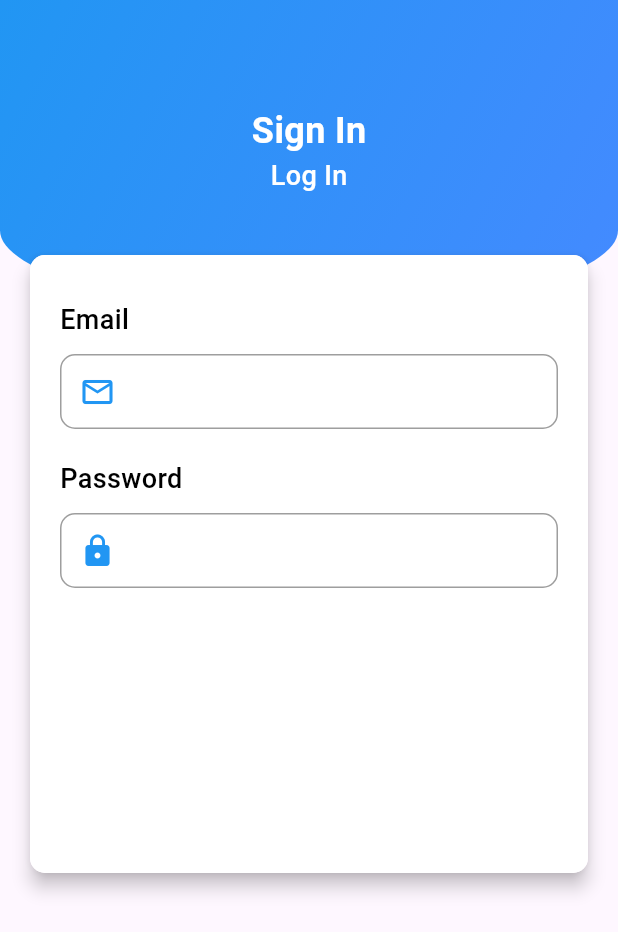
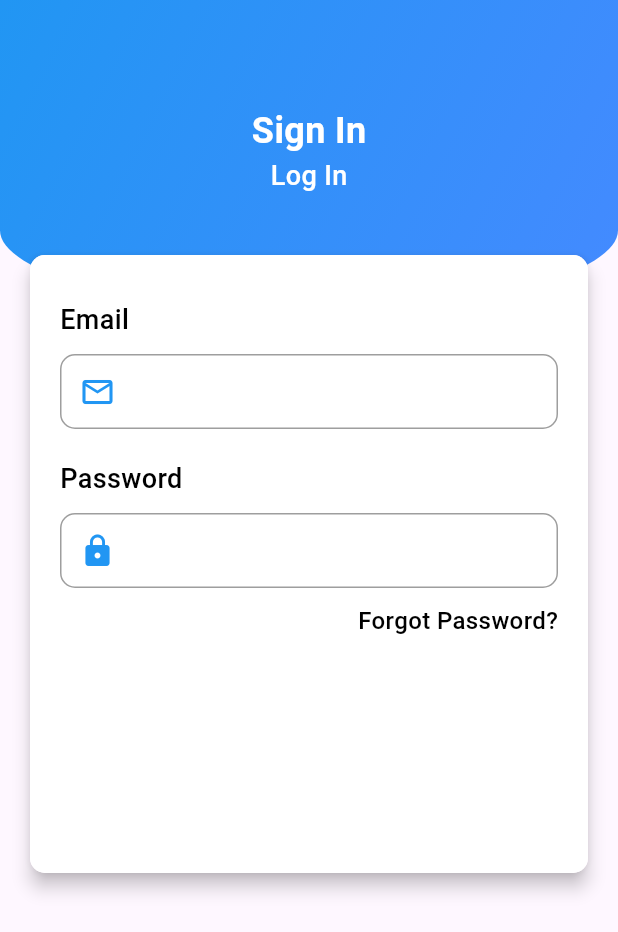
Before and after one commit to adogbeji/FlutterChatAppTwo, a Flutter app: the screen it shows after launch, on a phone screen of 412 x 824 dp. Shown: the top 932 px of the screen. Run offline on Flutter 3.47's test engine with Material 3 defaults, Android fonts, the phone set to English and light mode, and no system bars.

Commit message:
Add forgot password prompt

```diff
--- a/lib/views/screens/auth/signin.dart
+++ b/lib/views/screens/auth/signin.dart
@@ -130,6 +130,20 @@ class _SignInState extends State<SignIn> {
                                 obscureText: true,
                               ),
                             ),
+
+                            const SizedBox(height: 10,),
+
+                            Container(
+                              alignment: Alignment.bottomRight,
+                              child: const Text(
+                                'Forgot Password?',
+                                style: TextStyle(
+                                  fontSize: 16,
+                                  color: Colors.black,
+                                  fontWeight: FontWeight.w500,
+                                ),
+                              ),
+                            ),
                           ],
                         ),
                       ),
```
